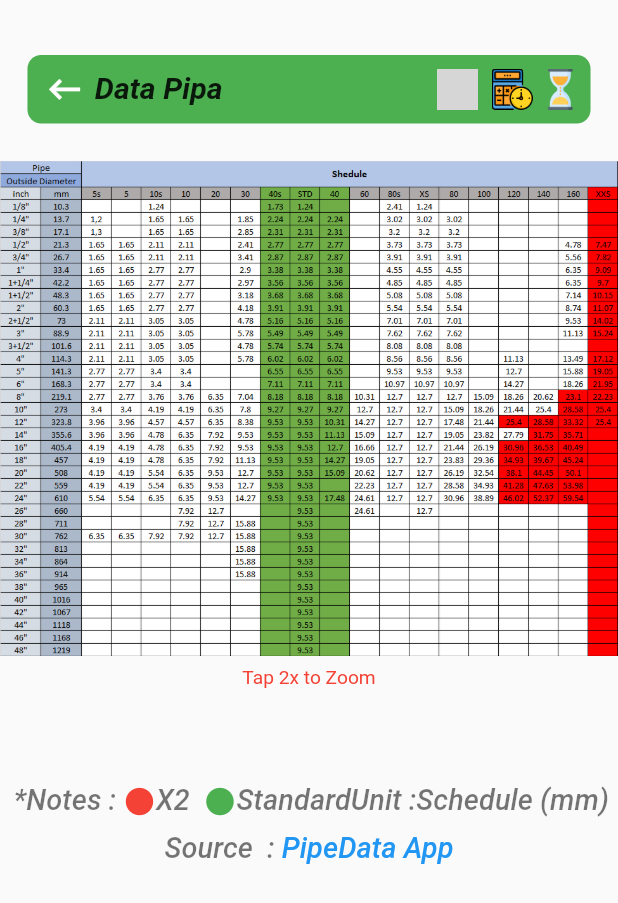
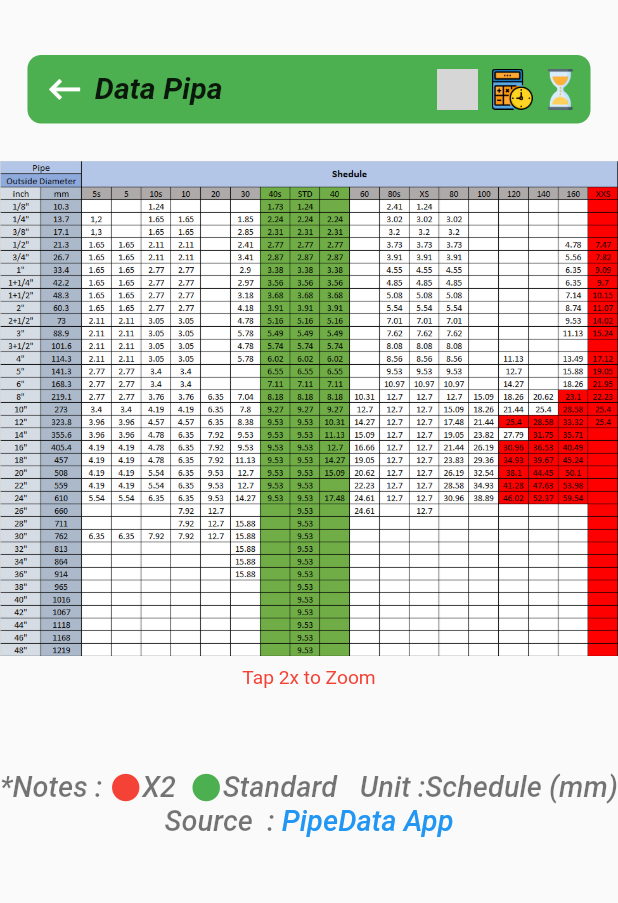
Before and after one commit to danangadita91/radiografi_kalkulator, a Flutter app: the DataPipa screen opened directly, on a phone screen of 412 x 824 dp. Shown: the top 903 px of the screen. Run offline on Flutter 3.47's test engine with Material 2 defaults, Android fonts, the light colour scheme and no system bars; drawn by our look-alikes of photo_view; our stand-ins replace flutter_local_notifications, google_fonts, numberpicker, responsive_framework; missing offline and left inert: mailto; grey boxes are pictures that could not be loaded.

Commit message:
Tabel Schedulle Pipa

```diff
--- a/lib/DataPipa.dart
+++ b/lib/DataPipa.dart
@@ -81,9 +81,7 @@ class DataPipa extends StatelessWidget {
             ),
             SizedBox(height: 60),
             //Notes
-            Container(
-              margin: EdgeInsets.all(10),
-              child: Row(
+            Row(
               mainAxisAlignment: MainAxisAlignment.start,
               children: <Widget>[
                 Text('*Notes :',
@@ -119,7 +117,6 @@ class DataPipa extends StatelessWidget {
                 )
               ],
             ),
-            ),
             //PipeData App
             Row(
               mainAxisAlignment: MainAxisAlignment.center,
```
Lines whose indentation alone changed are shown as unchanged.
